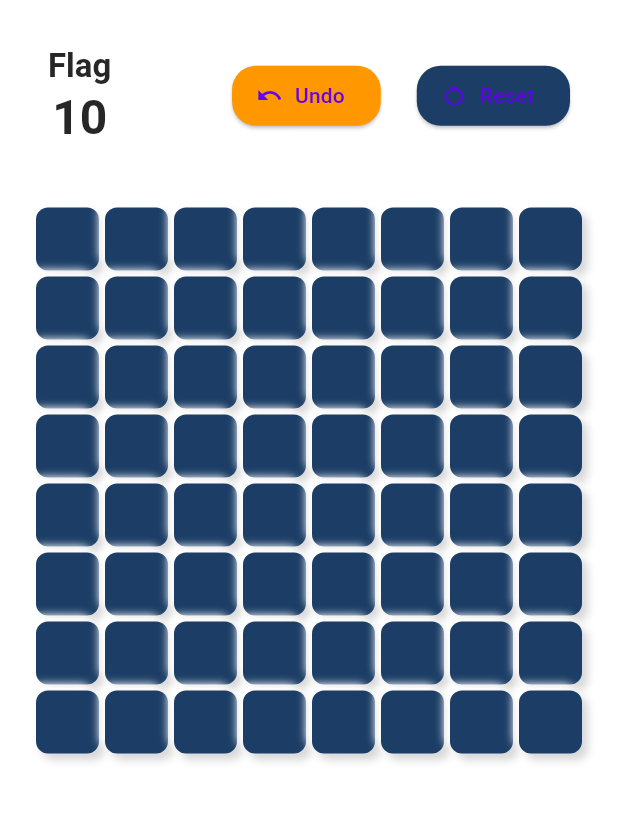
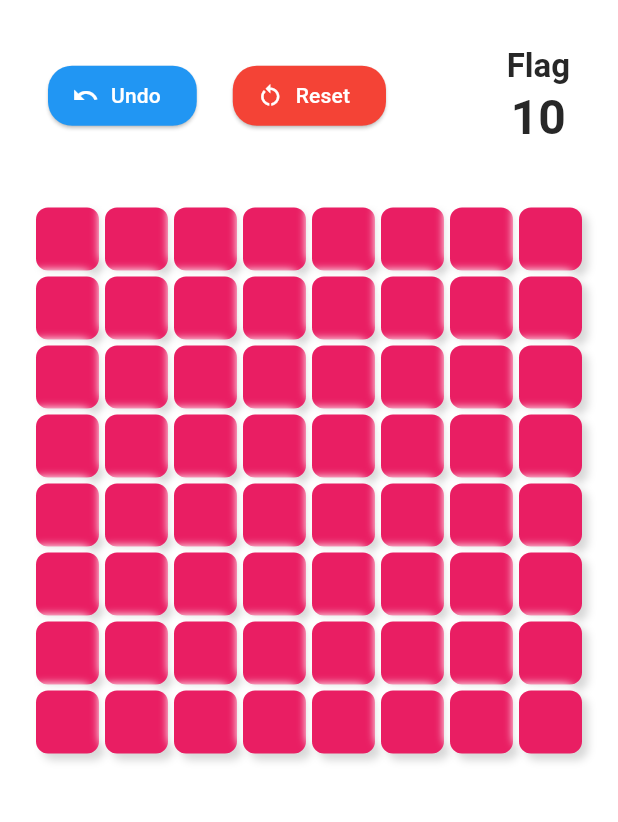
Before and after one commit to ChaoZiK/MinesweeperApp, a Flutter app: the screen it shows after launch, after a tap on "Easy (8x8, 10 mines)", on a phone screen of 412 x 824 dp, the part 64-886 px from its top. Run offline on Flutter 3.47's test engine with Material 3 defaults, Android fonts, the phone set to English and light mode, and no system bars; our stand-ins replace go_router.

Commit message:
Improved UI

```diff
--- a/lib/feature/home/home_page.dart
+++ b/lib/feature/home/home_page.dart
@@ -293,6 +293,7 @@ class _HomePageState extends State<HomePage> {
           style: Theme.of(context).textTheme.headlineSmall,
         ),
       ),
+      backgroundColor: Colors.white,
       body: ListView(
         children: [
           Padding(
@@ -300,19 +301,6 @@ class _HomePageState extends State<HomePage> {
             child: Row(
               mainAxisAlignment: MainAxisAlignment.spaceBetween,
               children: [
-                Column(
-                  children: [
-                    Text(
-                      "Flag",
-                      style: Theme.of(context).textTheme.headlineSmall,
-                    ),
-                    Text(
-                      flagCount.toString(),
-                      style: Theme.of(context).textTheme.headlineLarge,
-                    ),
-                  ],
-                ),
-
                 // Put 2 buttons in 1 Wrap
                 Wrap(
                   spacing: 8,
@@ -320,10 +308,16 @@ class _HomePageState extends State<HomePage> {
                     // UNDO
                     ElevatedButton.icon(
                       onPressed: _undo,
-                      icon: const Icon(Icons.undo),
-                      label: const Text("Undo"),
+                      icon: const Icon(
+                        Icons.undo,
+                        color: Colors.white,
+                      ),
+                      label: const Text(
+                        "Undo",
+                        style: TextStyle(color: Colors.white),
+                      ),
                       style: ElevatedButton.styleFrom(
-                        backgroundColor: Colors.orange,
+                        backgroundColor: Colors.blue,
                         shape: RoundedRectangleBorder(
                           borderRadius: BorderRadius.circular(16),
                         ),
@@ -334,14 +328,34 @@ class _HomePageState extends State<HomePage> {
                     const SizedBox(width: 8),
                     ElevatedButton.icon(
                       onPressed: _reset,
-                      icon: const Icon(Icons.restart_alt),
-                      label: const Text("Reset"),
+                      icon: const Icon(
+                        Icons.restart_alt,
+                        color: Colors.white,
+                      ),
+                      label: const Text(
+                        "Reset",
+                        style: TextStyle(color: Colors.white),
+                      ),
                       style: ElevatedButton.styleFrom(
-                        backgroundColor: AppColor.primaryColor,
+                        backgroundColor: Colors.red,
                         shape: RoundedRectangleBorder(
                           borderRadius: BorderRadius.circular(16),
                         ),
                       ),
+                    ),
+                  ],
+                ),
+
+                // Swapped positions of Flag count and buttons
+                Column(
+                  children: [
+                    Text(
+                      "Flag",
+                      style: Theme.of(context).textTheme.headlineSmall,
+                    ),
+                    Text(
+                      flagCount.toString(),
+                      style: Theme.of(context).textTheme.headlineLarge,
                     ),
                   ],
                 ),
@@ -374,7 +388,7 @@ class _HomePageState extends State<HomePage> {
                             ? Colors.white
                             : cell.isFlagged
                             ? AppColor.primarySwatch[100]
-                            : AppColor.primaryColor,
+                            : Colors.pink,
                     boxShadow: [
                       BoxShadow(
                         blurRadius: 4,
--- a/lib/feature/home/welcome_page.dart
+++ b/lib/feature/home/welcome_page.dart
@@ -19,19 +19,33 @@ class WelcomePage extends StatelessWidget {
           children: [
             const Text(
               "🎮 Game Mode",
-              style: TextStyle(fontSize: 24, fontWeight: FontWeight.bold),
+              style: TextStyle(fontSize: 36, fontWeight: FontWeight.bold),
             ),
-            const SizedBox(height: 24),
+            const SizedBox(height: 32),
             ElevatedButton(
               onPressed: () => _startGame(context, 'easy'),
+              style: ElevatedButton.styleFrom(
+                padding: EdgeInsets.symmetric(horizontal: 40, vertical: 20),
+                textStyle: TextStyle(fontSize: 20),
+              ),
               child: const Text("Easy (8x8, 10 mines)"),
             ),
+            const SizedBox(height: 16),
             ElevatedButton(
               onPressed: () => _startGame(context, 'medium'),
+              style: ElevatedButton.styleFrom(
+                padding: EdgeInsets.symmetric(horizontal: 40, vertical: 20),
+                textStyle: TextStyle(fontSize: 20),
+              ),
               child: const Text("Medium (12x8, 20 mines)"),
             ),
+            const SizedBox(height: 16),
             ElevatedButton(
               onPressed: () => _startGame(context, 'hard'),
+              style: ElevatedButton.styleFrom(
+                padding: EdgeInsets.symmetric(horizontal: 40, vertical: 20),
+                textStyle: TextStyle(fontSize: 20),
+              ),
               child: const Text("Hard (16x10, 30 mines)"),
             ),
           ],
```
